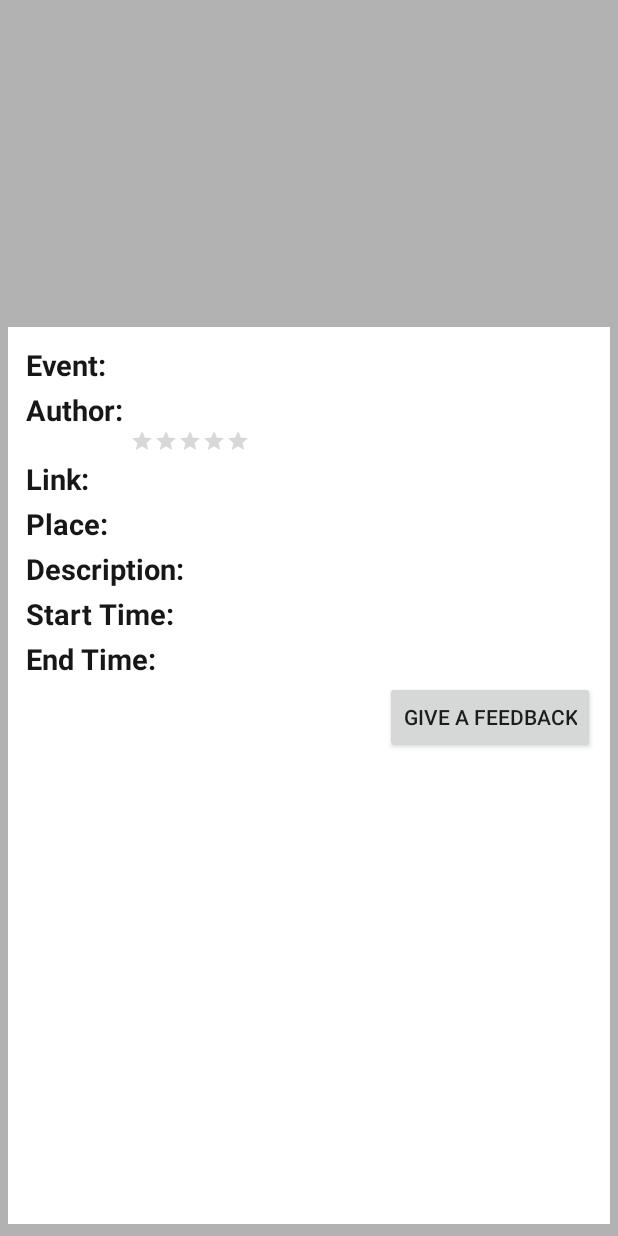
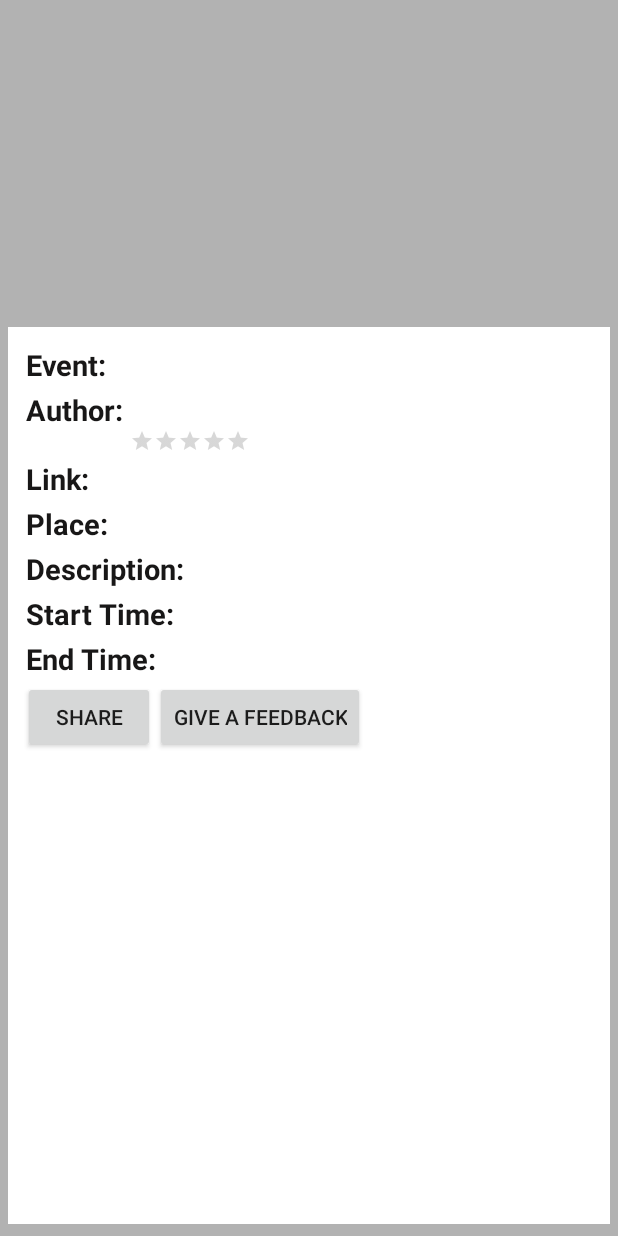
Before and after one commit to erwenzhang/FreeLunchAndroid, an Android app: the layout activity_view_one_event.xml on its own in the app's theme, with its tools: preview values and no code run, on a phone screen of 412 x 824 dp. Run offline under Robolectric (Android 15) with nearby library versions, the phone set to English and light mode, and no system bars.

```diff
--- a/app/src/main/res/layout/activity_view_one_event.xml
+++ b/app/src/main/res/layout/activity_view_one_event.xml
@@ -243,13 +243,29 @@
                 android:paddingLeft="10dp" />
         </RelativeLayout>
 
+        <RelativeLayout
+            android:tag="front"
+            android:background="@color/item_background"
+            android:layout_width="wrap_content"
+            android:layout_height="wrap_content">
 
-        <Button
-            android:layout_width="wrap_content"
-            android:layout_height="wrap_content"
-            android:text="Give a Feedback"
-            android:id="@+id/feedback"
-            android:layout_gravity="right" />
+            <Button
+                android:layout_width="wrap_content"
+                android:layout_height="wrap_content"
+                android:text="Share"
+                android:id="@+id/share"
+                android:layout_gravity="right" />
+
+            <Button
+                android:layout_width="wrap_content"
+                android:layout_height="wrap_content"
+                android:text="Give a Feedback"
+                android:id="@+id/feedback"
+                android:layout_gravity="right"
+                android:layout_toRightOf="@+id/share" />
+
+        </RelativeLayout>
+
 
 
 
--- a/app/src/main/res/values/strings.xml
+++ b/app/src/main/res/values/strings.xml
@@ -1,5 +1,6 @@
 <?xml version="1.0" encoding="utf-8"?>
 <resources>
+    <string name="facebook_app_id">1281446218547584</string>
 
     <string name="app_name">FreeLunch</string>
     <string name="hello_world">Hello world!</string>
```
Also changed, not shown: app/build.gradle (+6 -1 lines), app/src/main/AndroidManifest.xml (+10 -0 lines), app/src/main/java/com/application/Kevin_Wenwen/FreeLunch/DisplayOneEvent.java (+60 -1 lines), 1 other file.
